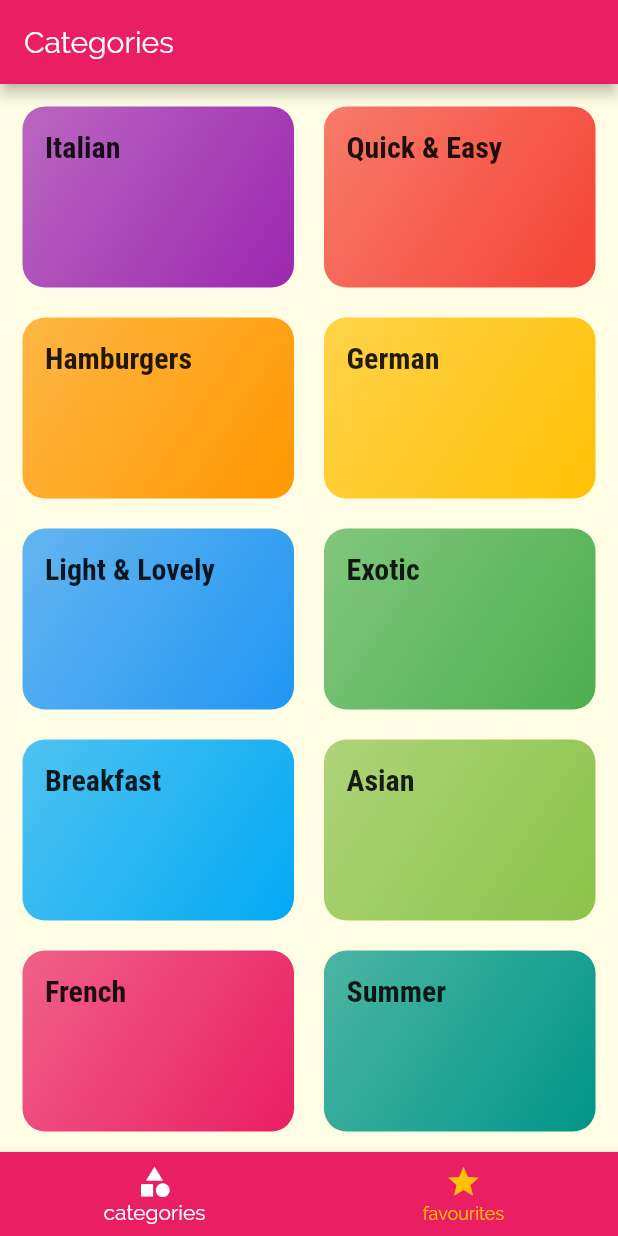
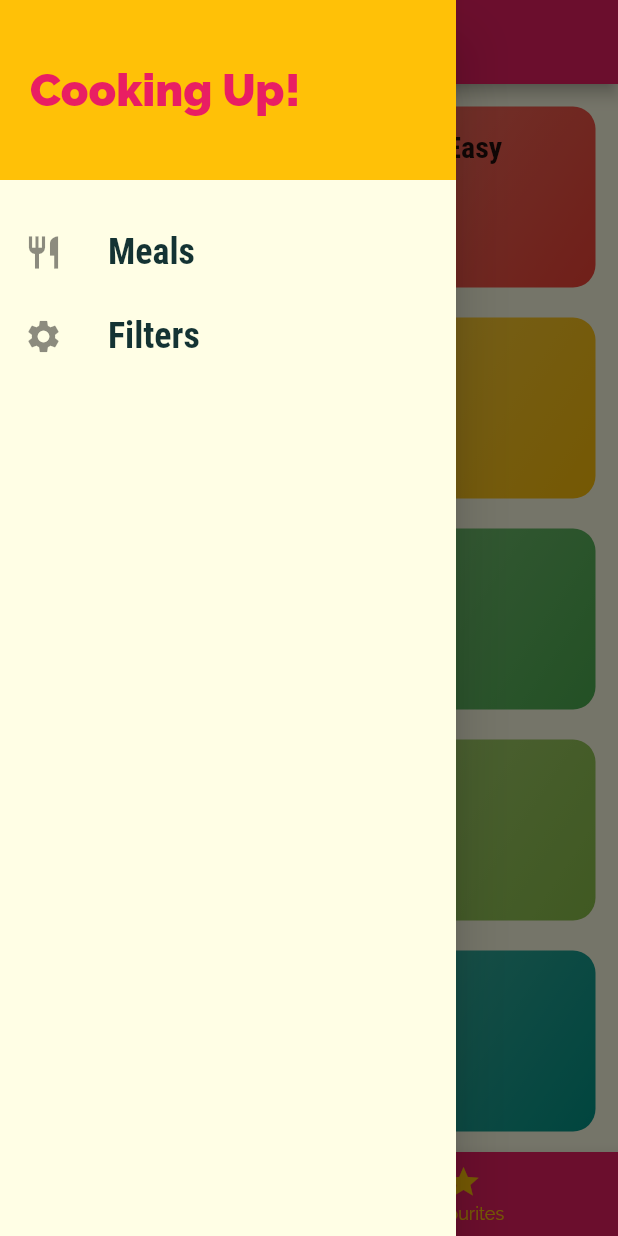
Before and after one commit to Isaacobuya5/meals_mobile_app, a Flutter app: the screen it shows after launch, with the side drawer open (before the commit the screen has no drawer), on a phone screen of 412 x 824 dp. Run offline on Flutter 3.47's test engine with Material 2 defaults, Android fonts, the phone set to English and light mode, and no system bars.

Commit message:
add a drawer to the main screen

```diff
--- /dev/null
+++ b/lib/screens/main_drawer.dart
@@ -0,0 +1,40 @@
+import 'package:flutter/material.dart';
+
+class MainDrawer extends StatelessWidget {
+
+  _buildListTile(String title, IconData icon) {
+    return ListTile(
+            leading: Icon(icon, size: 26),
+            title: Text(title, style: TextStyle(
+              fontFamily: 'RobotoCondensed',
+              fontSize: 24,
+              fontWeight: FontWeight.bold
+            ),),
+            onTap: () {},
+          );
+  }
+
+  @override
+  Widget build(BuildContext context) {
+    return Drawer(
+      child: Column(children: <Widget>[
+          Container(
+            height: 120,
+            width: double.infinity,
+            padding: EdgeInsets.all(20.0),
+            alignment: Alignment.centerLeft,
+            color: Theme.of(context).accentColor,
+            child: Text("Cooking Up!",
+            style: TextStyle(
+              fontWeight: FontWeight.w900,
+              color: Theme.of(context).primaryColor,
+              fontSize: 30
+              )),
+          ),
+          SizedBox(height: 20),
+          _buildListTile('Meals', Icons.restaurant),
+          _buildListTile('Filters', Icons.settings)
+      ],)
+    );
+  }
+}
--- a/lib/screens/tabs_screen.dart
+++ b/lib/screens/tabs_screen.dart
@@ -1,5 +1,6 @@
 import 'package:flutter/material.dart';
 
+import './main_drawer.dart';
 import './categories.dart';
 import './favourites.dart';
 
@@ -27,6 +28,7 @@ class _TabsScreenState extends State<TabsScreen> {
         appBar: AppBar(
           title: Text(_pages[_selectedIndex]['title']),
             ),
+        drawer: MainDrawer(),
         body: _pages[_selectedIndex]['page'],
         bottomNavigationBar: BottomNavigationBar(
           onTap: _selectedPage,
```
